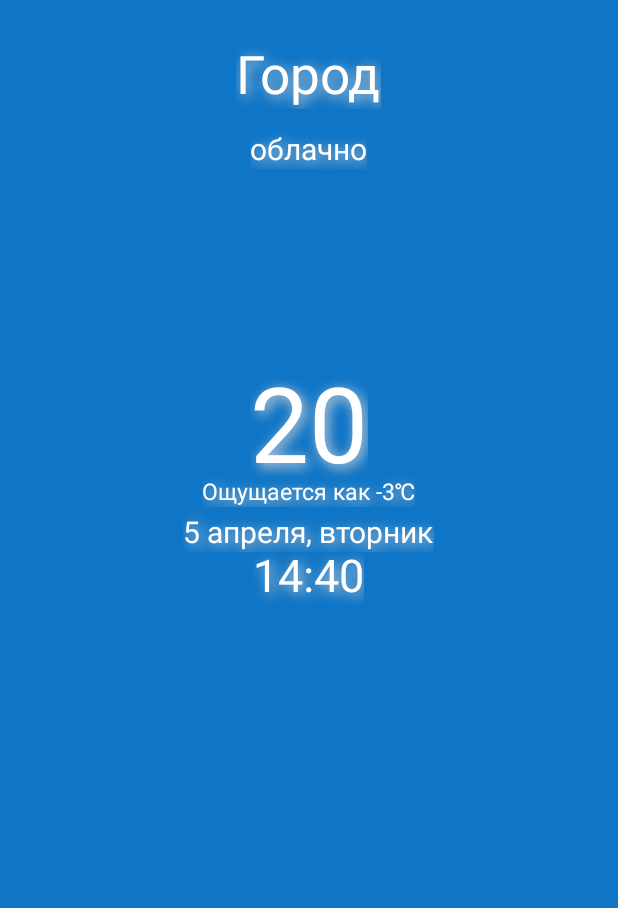
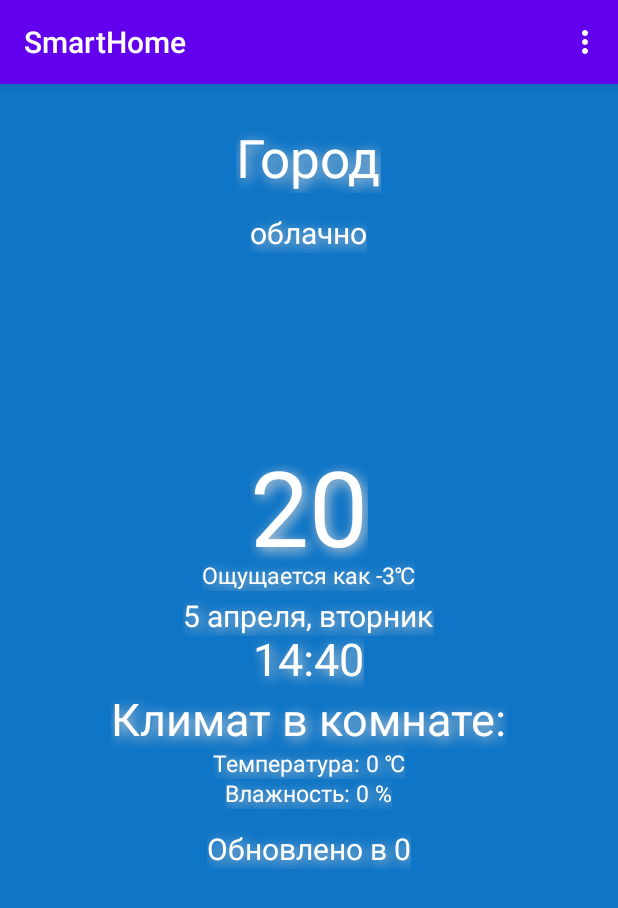
Before and after one commit to bi472/SmartHome, an Android app: the WeatherFragment screen opened directly, with no data from a screen before it, on a phone screen of 412 x 824 dp. Shown: the top 908 px of the screen. Run offline under Robolectric (Android 15) with nearby library versions, the phone set to English and light mode, and no system bars; libraries missing offline, so code that uses them is left out: org.eclipse.paho; Roboto replaces fonts that are not available here; 9 statements that could not run were skipped.

Commit message:
Добавлена работа с датчиком температуры и влажности в комнате

```diff
--- a/app/build.gradle
+++ b/app/build.gradle
@@ -37,6 +37,8 @@ dependencies {
     implementation 'com.squareup.retrofit2:retrofit:2.4.0'
     implementation 'com.squareup.retrofit2:converter-gson:2.4.0'
     implementation 'com.google.android.libraries.places:places:2.5.0'
+    implementation 'org.eclipse.paho:org.eclipse.paho.client.mqttv3:1.1.0'
+    implementation 'org.eclipse.paho:org.eclipse.paho.android.service:1.1.1'
     testImplementation 'junit:junit:4.+'
     androidTestImplementation 'androidx.test.ext:junit:1.1.3'
     androidTestImplementation 'androidx.test.espresso:espresso-core:3.4.0'
--- a/app/src/main/java/com/example/smarthome/CityPreference.java
+++ b/app/src/main/java/com/example/smarthome/CityPreference.java
@@ -13,6 +13,9 @@ public class CityPreference {
     // Значение по умолчанию если пользователь не указал город
     String getLat() { return prefs.getString("Latitude", "30,5");};
     String getLon() {return prefs.getString("Longitude", "60,5");};
+    String getTemp() {return prefs.getString("Temperature", "0");}
+    String getHum() {return prefs.getString("Humidity", "0");}
+    String getTime() {return prefs.getString("Time", "0");}
 
     void setLat(String Lat){
         prefs.edit().putString("Latitude", Lat).commit();
@@ -22,4 +25,13 @@ public class CityPreference {
         prefs.edit().putString("Longitude", Lon).commit();
     }
 
+    void setTemp(String Temp){
+        prefs.edit().putString("Temperature", Temp).commit();
+    }
+
+    void setHum(String Hum){
+        prefs.edit().putString("Humidity", Hum).commit();
+    }
+
+    void setTime(String Time){ prefs.edit().putString("Time", Time).commit(); };
 }
--- /dev/null
+++ b/app/src/main/java/com/example/smarthome/MQTTHelper.java
@@ -0,0 +1,111 @@
+package com.example.smarthome;
+
+import android.content.Context;
+import android.util.Log;
+
+import org.eclipse.paho.android.service.MqttAndroidClient;
+import org.eclipse.paho.client.mqttv3.DisconnectedBufferOptions;
+import org.eclipse.paho.client.mqttv3.IMqttActionListener;
+import org.eclipse.paho.client.mqttv3.IMqttDeliveryToken;
+import org.eclipse.paho.client.mqttv3.IMqttToken;
+import org.eclipse.paho.client.mqttv3.MqttCallbackExtended;
+import org.eclipse.paho.client.mqttv3.MqttConnectOptions;
+import org.eclipse.paho.client.mqttv3.MqttException;
+import org.eclipse.paho.client.mqttv3.MqttMessage;
+
+public class MQTTHelper {
+    public MqttAndroidClient mqttAndroidClient;
+
+    final String serverUri = "tcp://srv2.clusterfly.ru:9991";
+
+    final String clientId = "android";
+    final String subscriptionTopic = "user_e07200b6/tele/relay_with_temp/SENSOR";
+    final String publishTopic = "user_e07200b6/stat/relay_with_temp/POWER = OFF";
+    final String username = "user_e07200b6";
+    final String password = "pass_0f4777af";
+
+    public MQTTHelper(Context context){
+        mqttAndroidClient = new MqttAndroidClient(context, serverUri, clientId);
+        mqttAndroidClient.setCallback(new MqttCallbackExtended() {
+            @Override
+            public void connectComplete(boolean b, String s) {
+                Log.w("mqtt", s);
+            }
+
+            @Override
+            public void connectionLost(Throwable throwable) {
+
+            }
+
+            @Override
+            public void messageArrived(String topic, MqttMessage mqttMessage) throws Exception {
+                Log.w("Mqtt", mqttMessage.toString());
+            }
+
+            @Override
+            public void deliveryComplete(IMqttDeliveryToken iMqttDeliveryToken) {
+
+            }
+        });
+        connect();
+    }
+
+    public void setCallback(MqttCallbackExtended callback) {
+        mqttAndroidClient.setCallback(callback);
+    }
+
+
+
+    private void connect(){
+        MqttConnectOptions mqttConnectOptions = new MqttConnectOptions();
+        mqttConnectOptions.setAutomaticReconnect(true);
+        mqttConnectOptions.setCleanSession(false);
+        mqttConnectOptions.setUserName(username);
+        mqttConnectOptions.setPassword(password.toCharArray());
+
+        try {
+            mqttAndroidClient.connect(mqttConnectOptions, null, new IMqttActionListener() {
+                @Override
+                public void onSuccess(IMqttToken asyncActionToken) {
+
+                    DisconnectedBufferOptions disconnectedBufferOptions = new DisconnectedBufferOptions();
+                    disconnectedBufferOptions.setBufferEnabled(true);
+                    disconnectedBufferOptions.setBufferSize(100);
+                    disconnectedBufferOptions.setPersistBuffer(false);
+                    disconnectedBufferOptions.setDeleteOldestMessages(false);
+                    mqttAndroidClient.setBufferOpts(disconnectedBufferOptions);
+                    subscribeToTopic(subscriptionTopic);
+                }
+
+                @Override
+                public void onFailure(IMqttToken asyncActionToken, Throwable exception) {
+                    Log.w("Mqtt", "Failed to connect to: " + serverUri + exception.toString());
+                }
+            });
+
+
+        } catch (MqttException ex){
+            ex.printStackTrace();
+        }
+    }
+
+    private void subscribeToTopic(String subscriptionTopic) {
+        try {
+            mqttAndroidClient.subscribe(subscriptionTopic, 0, null, new IMqttActionListener() {
+                @Override
+                public void onSuccess(IMqttToken asyncActionToken) {
+                    Log.w("Mqtt","Subscribed!");
+                }
+
+                @Override
+                public void onFailure(IMqttToken asyncActionToken, Throwable exception) {
+                    Log.w("Mqtt", "Subscribed fail!");
+                }
+            });
+
+        } catch (MqttException ex) {
+            System.err.println("Exception whilst subscribing");
+            ex.printStackTrace();
+        }
+    }
+}
--- a/app/src/main/java/com/example/smarthome/WeatherFragment.java
+++ b/app/src/main/java/com/example/smarthome/WeatherFragment.java
@@ -24,11 +24,15 @@ import androidx.annotation.NonNull;
 import androidx.core.app.ActivityCompat;
 import androidx.fragment.app.Fragment;
 
+import org.eclipse.paho.client.mqttv3.IMqttDeliveryToken;
+import org.eclipse.paho.client.mqttv3.MqttCallbackExtended;
+import org.eclipse.paho.client.mqttv3.MqttMessage;
 import org.json.JSONArray;
 import org.json.JSONObject;
 import android.os.Handler;
 
 import java.text.DateFormat;
+import java.text.SimpleDateFormat;
 import java.time.ZonedDateTime;
 import java.util.Calendar;
 import java.util.Date;
@@ -49,6 +53,12 @@ public class WeatherFragment extends Fragment {
     // нужен handler для потока
     Handler handler;
 
+    MQTTHelper mqttHelper;
+
+    TextView roomTemp;
+    TextView roomHum;
+    TextView roomUpdateTime;
+
     public WeatherFragment(){
         handler = new Handler();
     }
@@ -66,15 +76,62 @@ public class WeatherFragment extends Fragment {
         weatherIcon = (TextView)rootView.findViewById(R.id.weather_icon);
         timeUpdated = (TextView)rootView.findViewById(R.id.updated_time);
         feelsLike = (TextView)rootView.findViewById(R.id.feels_like);
+        roomTemp = (TextView) rootView.findViewById(R.id.temperature_room);
+        roomHum = (TextView) rootView.findViewById(R.id.humidity_room);
+        roomUpdateTime = (TextView) rootView.findViewById(R.id.updated_time_room);
 
         weatherFont = Typeface.createFromAsset(getActivity().getAssets(), "weathericons-regular-webfont.ttf");
+
         updateWeatherData(new CityPreference(getActivity()).getLat(), new  CityPreference(getActivity()).getLon());
+        roomTemp.setText("Температура: " + new CityPreference(getActivity()).getTemp() + " ℃");
+        roomHum.setText("Влажность: " + new CityPreference(getActivity()).getHum() + " %");
+        roomUpdateTime.setText("Обновлено в " + new CityPreference(getActivity()).getTime());
 
         weatherIcon.setTypeface(weatherFont);
 
 
+        startMqtt();
+
 
         return rootView;
+    }
+
+    private void startMqtt(){
+        mqttHelper = new MQTTHelper(getActivity());
+        mqttHelper.setCallback(new MqttCallbackExtended() {
+            @Override
+            public void connectComplete(boolean b, String s) {
+
+            }
+
+            @Override
+            public void connectionLost(Throwable throwable) {
+
+            }
+
+            @Override
+            public void messageArrived(String topic, MqttMessage mqttMessage) throws Exception {
+                Log.w("Debug",mqttMessage.toString());
+                JSONObject roomInfoJson = new JSONObject(mqttMessage.toString());
+                JSONObject localNamesJson = roomInfoJson.getJSONObject("AM2301");
+                SimpleDateFormat sdf = new SimpleDateFormat("yyyy-MM-dd'T'HH:mm:ss");
+                SimpleDateFormat output = new SimpleDateFormat("HH:mm:ss");
+                Date d = sdf.parse(roomInfoJson.getString("Time"));
+                String time = output.format(d);
+                new CityPreference(getActivity()).setTemp(localNamesJson.getString("Temperature"));
+                new CityPreference(getActivity()).setHum(localNamesJson.getString("Humidity"));
+                new CityPreference(getActivity()).setTime(time);
+                roomTemp.setText("Температура: " + localNamesJson.getString("Temperature") + " ℃");
+                roomHum.setText("Влажность: " + localNamesJson.getString("Humidity") + " %");
+                roomUpdateTime.setText("Обновлено в " + time);
+                Toast.makeText(getActivity(), "Данные о климате в комнате успешно обновлены!", Toast.LENGTH_SHORT).show();
+            }
+
+            @Override
+            public void deliveryComplete(IMqttDeliveryToken iMqttDeliveryToken) {
+
+            }
+        });
     }
 
     // В updateWeatherData, мы запускаем новый поток и вызываем getJSON в классе RemoteFetch, нужен асинхронный поток а не фоновый,
@@ -127,7 +184,7 @@ public class WeatherFragment extends Fragment {
             DateFormat df = DateFormat.getDateTimeInstance();
             //Перевод даты в соответствующий часовой пояс
             Calendar myCal = new GregorianCalendar();
-            Date updatedOn = new Date(json.getLong("dt")*1000 + json.getLong("timezone")*1000);
+            Date updatedOn = new Date(json.getLong("dt")*1000);
             myCal.setTime(updatedOn);
 
             updatedField.setText(myCal.get(Calendar.DAY_OF_MONTH) +
--- a/app/src/main/res/layout/fragment_weather.xml
+++ b/app/src/main/res/layout/fragment_weather.xml
@@ -10,14 +10,14 @@
         android:layout_height="wrap_content"
         android:layout_alignParentTop="true"
         android:layout_centerInParent="true"
+        android:shadowColor="@color/quantum_black_100"
+        android:shadowDx="3"
+        android:shadowDy="3"
+        android:shadowRadius="10"
         android:text="Город"
         android:textAppearance="?android:attr/textAppearanceLarge"
         android:textColor="@color/white"
-        android:textSize="35sp"
-        android:shadowColor="@color/quantum_black_100"
-        android:shadowDx="3"
-        android:shadowDy="3"
-        android:shadowRadius="10"/>
+        android:textSize="35sp" />
 
     <TextView
         android:id="@+id/details_field"
@@ -61,6 +61,7 @@
         android:layout_centerInParent="true"
         android:layout_marginTop="-100dp"
         android:layout_marginBottom="-110dp"
+        android:fontFamily=""
         android:textColor="@color/white"
         android:textSize="70sp" />
 
@@ -110,4 +111,64 @@
         android:textColor="@color/white"
         android:textSize="15sp" />
 
+    <TextView
+        android:id="@+id/info_room"
+        android:layout_width="wrap_content"
+        android:layout_height="wrap_content"
+        android:layout_alignBottom="@id/updated_time"
+        android:layout_centerInParent="true"
+        android:layout_marginBottom="-40dp"
+        android:shadowColor="@color/quantum_black_100"
+        android:shadowDx="3"
+        android:shadowDy="3"
+        android:shadowRadius="10"
+        android:text="Климат в комнате:"
+        android:textColor="@color/white"
+        android:textSize="30sp" />
+
+    <TextView
+        android:id="@+id/temperature_room"
+        android:layout_width="wrap_content"
+        android:layout_height="wrap_content"
+        android:layout_alignBottom="@id/info_room"
+        android:layout_centerInParent="true"
+        android:layout_marginBottom="-20dp"
+        android:shadowColor="@color/quantum_black_100"
+        android:shadowDx="3"
+        android:shadowDy="3"
+        android:shadowRadius="10"
+        android:text="Температура:"
+        android:textColor="@color/white"
+        android:textSize="15sp" />
+
+    <TextView
+        android:id="@+id/humidity_room"
+        android:layout_width="wrap_content"
+        android:layout_height="wrap_content"
+        android:layout_alignBottom="@id/temperature_room"
+        android:layout_centerInParent="true"
+        android:layout_marginBottom="-20dp"
+        android:shadowColor="@color/quantum_black_100"
+        android:shadowDx="3"
+        android:shadowDy="3"
+        android:shadowRadius="10"
+        android:text="Влажность:"
+        android:textColor="@color/white"
+        android:textSize="15sp" />
+
+
+    <TextView
+        android:id="@+id/updated_time_room"
+        android:layout_width="wrap_content"
+        android:layout_height="wrap_content"
+        android:layout_alignBottom="@id/humidity_room"
+        android:layout_centerInParent="true"
+        android:layout_marginBottom="-40dp"
+        android:shadowColor="@color/quantum_black_100"
+        android:shadowDx="3"
+        android:shadowDy="3"
+        android:shadowRadius="10"
+        android:text="Обновлено в"
+        android:textColor="@color/white"
+        android:textSize="20sp" />
 </RelativeLayout>
--- a/app/src/main/res/values/themes.xml
+++ b/app/src/main/res/values/themes.xml
@@ -1,6 +1,6 @@
 <resources xmlns:tools="http://schemas.android.com/tools">
     <!-- Base application theme. -->
-    <style name="Theme.SmartHome" parent="Theme.AppCompat.Light.NoActionBar">
+    <style name="Theme.SmartHome" parent="Theme.AppCompat.Light.DarkActionBar">
         <!-- Primary brand color. -->
         <item name="colorPrimary">@color/purple_500</item>
         <item name="colorPrimaryVariant">@color/purple_700</item>
--- a/app/src/main/res/xml/camera_history_records.xml
+++ /dev/null
@@ -1,6 +0,0 @@
-<?xml version="1.0" encoding="utf-8"?>
-<camerahistory xmlns:android="http://schemas.android.com/apk/res/android">
-    <record id_camera="1" id_user="1" time_history="12:03"/>
-    <record id_camera="2" id_user="2" time_history="15:03"/>
-    <record id_camera="3" id_user="3" time_history="22:03"/>
-</camerahistory>
--- a/app/src/main/res/xml/camera_records.xml
+++ /dev/null
@@ -1,6 +0,0 @@
-<?xml version="1.0" encoding="utf-8"?>
-<camera xmlns:android="http://schemas.android.com/apk/res/android">
-    <record name_camera = "Вход 1"/>
-    <record name_camera = "Вход 2"/>
-    <record name_camera = "Вход 3"/>
-</camera>
--- a/app/src/main/res/xml/counters_records.xml
+++ /dev/null
@@ -1,6 +0,0 @@
-<?xml version="1.0" encoding="utf-8"?>
-<counters xmlns:android="http://schemas.android.com/apk/res/android">
-    <record counter_name = "Газ" data = "12323456" time_counter = "12:03"/>
-    <record counter_name = "Вода" data = "12323456" time_counter = "15:03"/>
-    <record counter_name = "Электричество" data = "12323456" time_counter = "16:03"/>
-</counters>
--- a/app/src/main/res/xml/users_records.xml
+++ /dev/null
@@ -1,6 +0,0 @@
-<?xml version="1.0" encoding="utf-8"?>
-<users xmlns:android="http://schemas.android.com/apk/res/android">
-    <record name_user="Alexey" password="123"/>
-    <record name_user="Anatoliy" password="123"/>
-    <record name_user="Dasha" password="123"/>
-</users>
--- a/build.gradle
+++ b/build.gradle
@@ -16,6 +16,9 @@ allprojects {
     repositories {
         google()
         jcenter()
+        maven {
+            url "https://repo.eclipse.org/content/repositories/paho-snapshots/"
+        }
     }
 }
 
```
Also changed, not shown: app/src/main/AndroidManifest.xml (+7 -2 lines), app/src/main/java/com/example/smarthome/LightMenu.java (+38 -23 lines), app/src/main/java/com/example/smarthome/RemoteFetch.java (+32 -0 lines), app/src/main/res/layout/activity_light_menu.xml (+18 -12 lines), app/src/main/res/xml/switch_records.xml (deleted, +0 -8 lines), app/src/main/res/values/strings.xml (line endings or trailing spaces).
